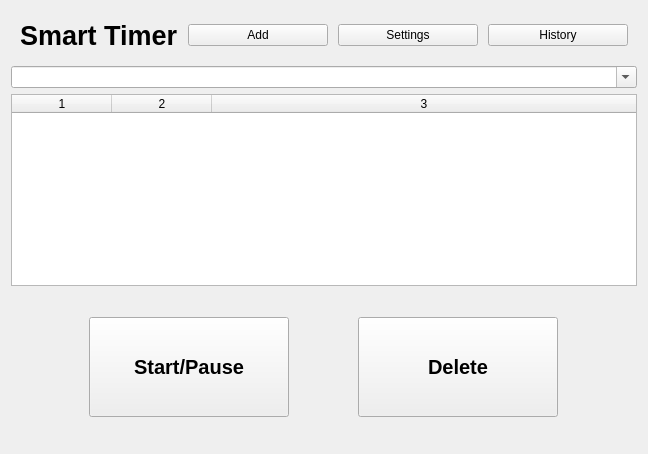
Before: the Qt Designer form timerwindow.ui in fuw4kr/SmartClock, drawn with Qt 5.
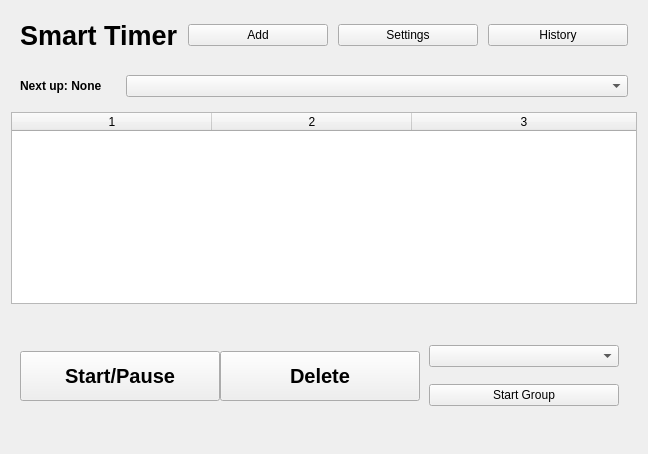
After: the same form once the commit is applied.

Patch:
```diff
--- a/timerwindow.ui
+++ b/timerwindow.ui
@@ -67,13 +67,35 @@
     </widget>
    </item>
    <item>
-    <widget class="QComboBox" name="comboBox">
-     <property name="editable">
-      <bool>true</bool>
-     </property>
-     <property name="modelColumn">
-      <number>0</number>
-     </property>
+    <widget class="QWidget" name="widget_2" native="true">
+     <layout class="QHBoxLayout" name="horizontalLayout_3" stretch="1,5">
+      <item>
+       <widget class="QLabel" name="labelNextUp">
+        <property name="font">
+         <font>
+          <italic>false</italic>
+          <bold>true</bold>
+         </font>
+        </property>
+        <property name="text">
+         <string>Next up: None</string>
+        </property>
+       </widget>
+      </item>
+      <item>
+       <widget class="QComboBox" name="comboBox">
+        <property name="enabled">
+         <bool>true</bool>
+        </property>
+        <property name="editable">
+         <bool>false</bool>
+        </property>
+        <property name="modelColumn">
+         <number>0</number>
+        </property>
+       </widget>
+      </item>
+     </layout>
     </widget>
    </item>
    <item>
@@ -81,6 +103,12 @@
      <property name="enabled">
       <bool>true</bool>
      </property>
+     <property name="maximumSize">
+      <size>
+       <width>16777215</width>
+       <height>16777215</height>
+      </size>
+     </property>
      <property name="editTriggers">
       <set>QAbstractItemView::EditTrigger::NoEditTriggers</set>
      </property>
@@ -99,6 +127,12 @@
      <attribute name="horizontalHeaderCascadingSectionResizes">
       <bool>false</bool>
      </attribute>
+     <attribute name="horizontalHeaderMinimumSectionSize">
+      <number>80</number>
+     </attribute>
+     <attribute name="horizontalHeaderDefaultSectionSize">
+      <number>200</number>
+     </attribute>
      <attribute name="horizontalHeaderStretchLastSection">
       <bool>true</bool>
      </attribute>
@@ -115,7 +149,7 @@
        <verstretch>0</verstretch>
       </sizepolicy>
      </property>
-     <layout class="QHBoxLayout" name="horizontalLayout_2" stretch="0,0">
+     <layout class="QHBoxLayout" name="horizontalLayout_2" stretch="0,0,0">
       <property name="spacing">
        <number>0</number>
       </property>
@@ -133,7 +167,7 @@
         <property name="maximumSize">
          <size>
           <width>200</width>
-          <height>100</height>
+          <height>50</height>
          </size>
         </property>
         <property name="font">
@@ -170,7 +204,7 @@
         <property name="maximumSize">
          <size>
           <width>200</width>
-          <height>100</height>
+          <height>50</height>
          </size>
         </property>
         <property name="font">
@@ -184,6 +218,28 @@
         </property>
        </widget>
       </item>
+      <item>
+       <widget class="QWidget" name="widget" native="true">
+        <layout class="QVBoxLayout" name="verticalLayout_2" stretch="0,0">
+         <property name="spacing">
+          <number>0</number>
+         </property>
+         <property name="sizeConstraint">
+          <enum>QLayout::SizeConstraint::SetDefaultConstraint</enum>
+         </property>
+         <item>
+          <widget class="QComboBox" name="comboGroups"/>
+         </item>
+         <item>
+          <widget class="QPushButton" name="btnStartGroup">
+           <property name="text">
+            <string>Start Group</string>
+           </property>
+          </widget>
+         </item>
+        </layout>
+       </widget>
+      </item>
      </layout>
     </widget>
    </item>
```
